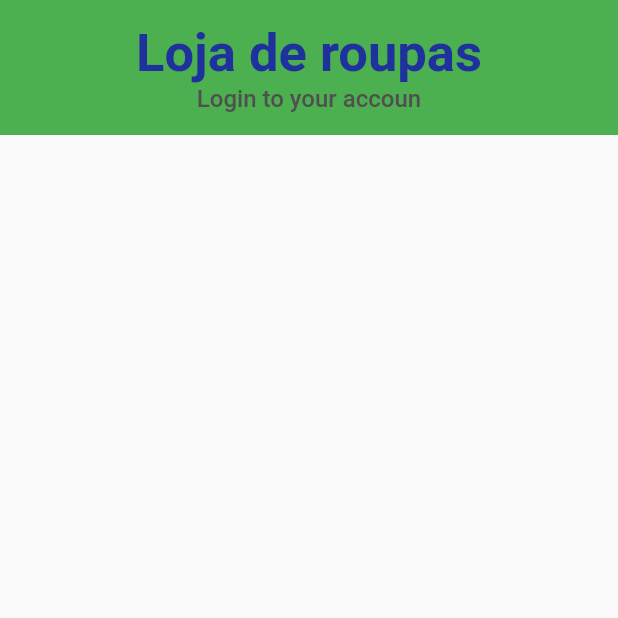
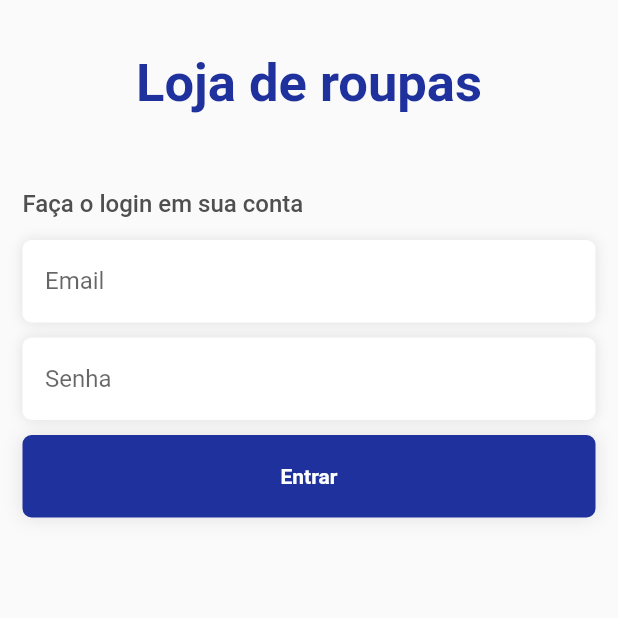
Before and after one commit to JoileJr/loja_de_roupas_ddm, a Flutter app: the screen it shows after launch, on a phone screen of 412 x 824 dp, the top half of it. Run offline on Flutter 3.47's test engine with Material 2 defaults, Android fonts, the light colour scheme and no system bars; our stand-ins replace get, hexcolor.

Commit message:
80% da tela de login ok

```diff
--- a/lib/view/login.view.dart
+++ b/lib/view/login.view.dart
@@ -1,8 +1,12 @@
 import 'package:flutter/material.dart';
 import 'package:loja_de_roupas/utils/global.colors.dart';
+import 'package:loja_de_roupas/view/widgets/button.global.dart';
+import 'package:loja_de_roupas/view/widgets/text.form.global.dart';
 
 class LoginView extends StatelessWidget {
-  const LoginView({Key? key}) : super(key: key);
+  LoginView({Key? key}) : super(key: key);
+  final TextEditingController emailController = TextEditingController();
+  final TextEditingController passwordController = TextEditingController();
 
   @override
   Widget build(BuildContext context) {
@@ -10,12 +14,15 @@ class LoginView extends StatelessWidget {
       body: SingleChildScrollView(
         child: SafeArea(
           child: Container(
-            color: Colors.green,
             width: double.infinity,
             padding: const EdgeInsets.all(15.0),
             child: Column(
+              crossAxisAlignment: CrossAxisAlignment.start,
               children: [
-                Text(
+                const SizedBox(height: 20),
+                Container(
+                  alignment: Alignment.center,
+                  child: Text(
                     'Loja de roupas',
                     style: TextStyle(
                       color: GlobalColors.mainColor,
@@ -23,16 +30,32 @@ class LoginView extends StatelessWidget {
                       fontWeight: FontWeight.bold,
                     ),
                   ),
-
+                ),
+                const SizedBox(height: 50),
                 Text(
-                    'Login to your accoun',
+                  'Faça o login em sua conta',
                   style: TextStyle(
                     color: GlobalColors.textColor,
                     fontSize: 16,
                     fontWeight: FontWeight.w500,
                   ),
                 ),
-
+                const SizedBox(height: 15),
+                /// Email input
+                TextFormGlobal(
+                  controller: emailController,
+                  text: 'Email', obscure: false,
+                  textInputType: TextInputType.emailAddress
+                ),
+                const SizedBox(height: 10),
+                /// Senha input
+                TextFormGlobal(
+                  controller: passwordController,
+                  text: 'Senha', obscure: true,
+                  textInputType: TextInputType.text
+                ),
+                const SizedBox(height: 10),
+                ButtonGlobal(),
               ],
             ),
           ),
--- a/lib/view/splash.view.dart
+++ b/lib/view/splash.view.dart
@@ -11,7 +11,7 @@ class SplashView extends StatelessWidget {
   @override
   Widget build(BuildContext context) {
     Timer(const Duration(seconds: 1), () {
-      Get.to(const LoginView());
+      Get.to(LoginView());
     });
 
     return Scaffold(
--- /dev/null
+++ b/lib/view/widgets/button.global.dart
@@ -0,0 +1,35 @@
+import 'package:flutter/material.dart';
+import 'package:loja_de_roupas/utils/global.colors.dart';
+
+class ButtonGlobal extends StatelessWidget {
+  const ButtonGlobal({super.key});
+
+  @override
+  Widget build(BuildContext context) {
+    return InkWell(
+      onTap: () {
+        print('Login');
+      },
+      child: Container(
+        alignment: Alignment.center,
+        height: 55,
+        decoration: BoxDecoration(
+            color: GlobalColors.mainColor,
+            borderRadius: BorderRadius.circular(6),
+            boxShadow: [
+              BoxShadow(
+                color: Colors.black.withOpacity(0.1),
+                blurRadius: 10,
+              ),
+            ]),
+        child: const Text(
+          'Entrar',
+          style: TextStyle(
+            color: Colors.white,
+            fontWeight: FontWeight.w600,
+          ),
+        ),
+      ),
+    );
+  }
+}
--- /dev/null
+++ b/lib/view/widgets/text.form.global.dart
@@ -0,0 +1,44 @@
+import 'package:flutter/material.dart';
+
+class TextFormGlobal extends StatelessWidget {
+  TextFormGlobal({Key? key,
+    required this.controller,
+    required this.text,
+    required this.textInputType,
+    required this.obscure
+  }) : super(key: key);
+
+  final TextEditingController controller;
+  final String text;
+  final TextInputType textInputType;
+  final bool obscure;
+
+  @override
+  Widget build(BuildContext context) {
+    return Container(
+      height: 55,
+      padding: EdgeInsets.only(top: 3, left: 15),
+      decoration: BoxDecoration(
+          color: Colors.white,
+          borderRadius: BorderRadius.circular(6),
+          boxShadow: [
+            BoxShadow(
+              color: Colors.black.withOpacity(0.1),
+              blurRadius: 7,
+            ),
+          ]),
+      child: TextFormField(
+        controller: controller,
+        keyboardType: textInputType,
+        obscureText: obscure,
+        decoration: InputDecoration(
+            hintText: text,
+            border: InputBorder.none,
+            contentPadding: EdgeInsets.all(0),
+            hintStyle: TextStyle(
+              height: 1,
+            )),
+      ),
+    );
+  }
+}
```
Lines whose indentation alone changed are shown as unchanged.
